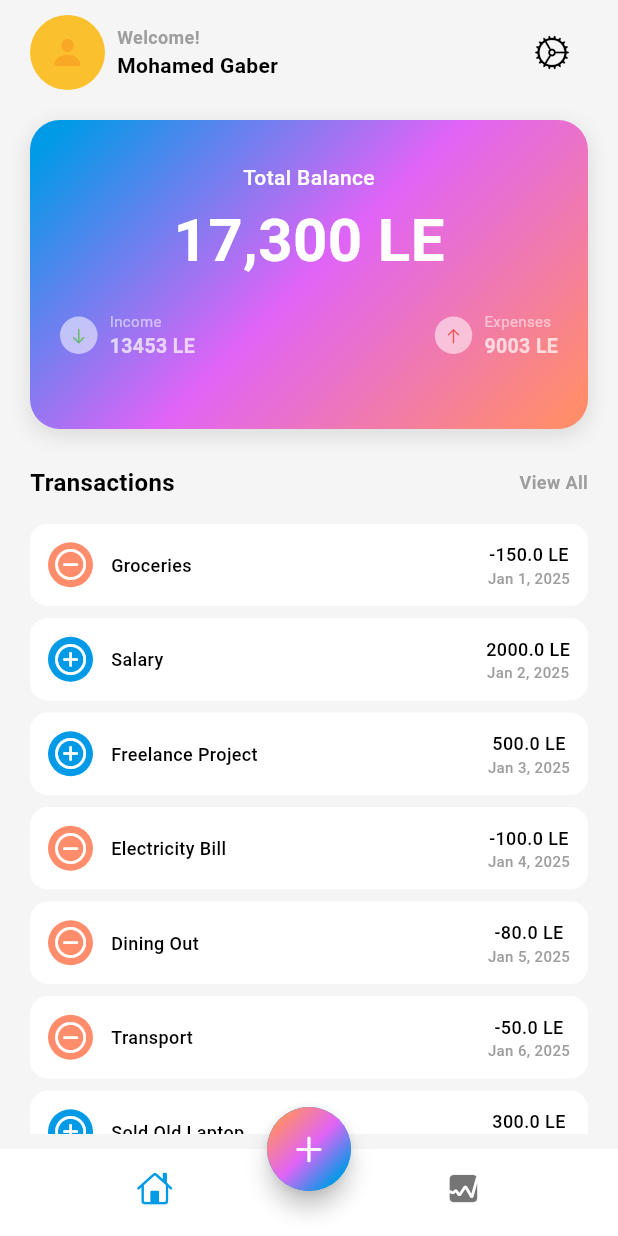
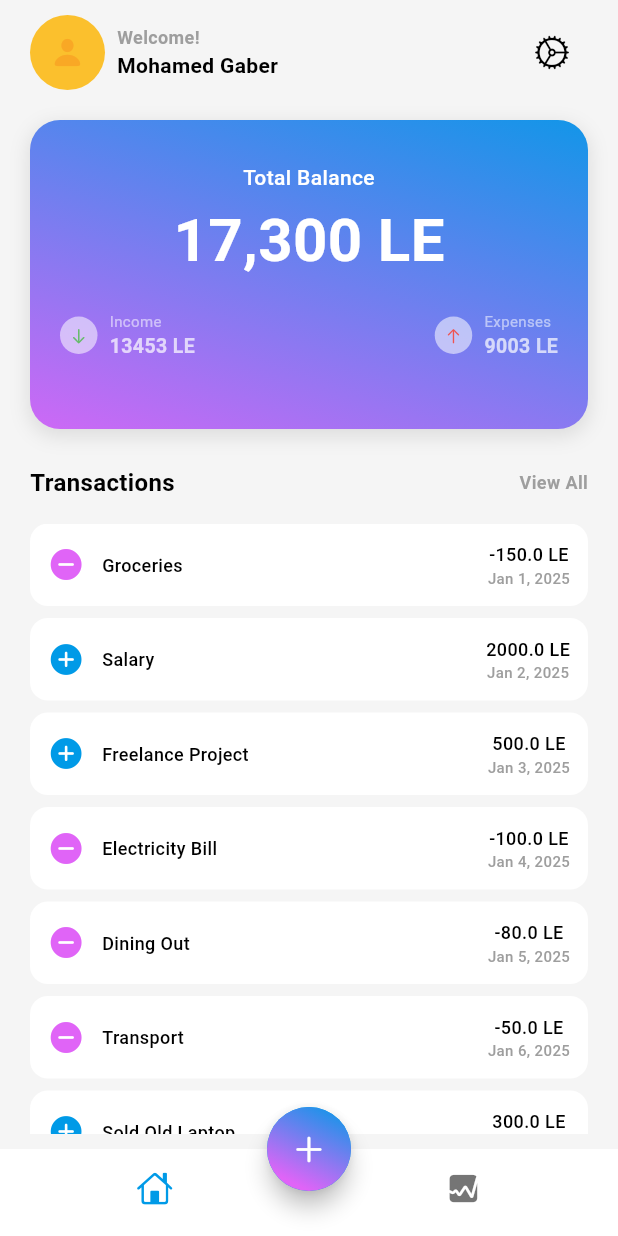
Before and after one commit to migaber/daftary-app, a Flutter app: the screen it shows after launch, on a phone screen of 412 x 824 dp. Run offline on Flutter 3.47's test engine with Material 3 defaults, Android fonts, the phone set to English and light mode, and no system bars.

Commit message:
feat: :lipstick: retouch homepage list and card colors

```diff
--- a/lib/screens/home/views/home_screen.dart
+++ b/lib/screens/home/views/home_screen.dart
@@ -50,12 +50,12 @@ class _HomeScreenState extends State<HomeScreen> {
             decoration: BoxDecoration(
               shape: BoxShape.circle,
               gradient: LinearGradient(
-                transform: const GradientRotation(pi / 4),
+                transform: const GradientRotation(0.5 * pi),
                 colors: [
-                  Theme.of(context).colorScheme.tertiary,
+                  Theme.of(context).colorScheme.primary,
                   Theme.of(context).colorScheme.secondary,
-                  Theme.of(context).colorScheme.primary,
                 ],
+                begin: Alignment.topLeft,
               ),
             ),
             child: Icon(CupertinoIcons.add)),
--- a/lib/screens/home/widgets/home_page_creditcard.dart
+++ b/lib/screens/home/widgets/home_page_creditcard.dart
@@ -24,12 +24,13 @@ class HomePageCreditcard extends StatelessWidget {
           ),
         ],
         gradient: LinearGradient(
-          transform: const GradientRotation(pi / 4),
+          transform: const GradientRotation(0.6 * pi),
           colors: [
+            Theme.of(context).colorScheme.secondary,
             Theme.of(context).colorScheme.primary,
-            Theme.of(context).colorScheme.secondary,
-            Theme.of(context).colorScheme.tertiary,
           ],
+          begin: Alignment.bottomRight,
+          end: Alignment.bottomLeft,
         ),
       ),
       child: Padding(
--- a/lib/screens/home/widgets/transaction_list_item.dart
+++ b/lib/screens/home/widgets/transaction_list_item.dart
@@ -29,21 +29,13 @@ class TransactionListItem extends StatelessWidget {
                   Stack(
                     alignment: Alignment.center,
                     children: [
-                      Container(
-                        height: 30,
-                        width: 30,
-                        decoration: BoxDecoration(
-                          color: transaction['isExpense']
-                              ? Theme.of(context).colorScheme.tertiary
-                              : Theme.of(context).colorScheme.primary,
-                          shape: BoxShape.circle,
-                        ),
-                      ),
                       Icon(
                         transaction['isExpense']
-                            ? CupertinoIcons.minus_circled
-                            : CupertinoIcons.add_circled,
-                        color: Colors.white,
+                            ? CupertinoIcons.minus_circle_fill
+                            : CupertinoIcons.add_circled_solid,
+                        color: transaction['isExpense']
+                            ? Theme.of(context).colorScheme.secondary
+                            : Theme.of(context).colorScheme.primary,
                       )
                     ],
                   ),
```
